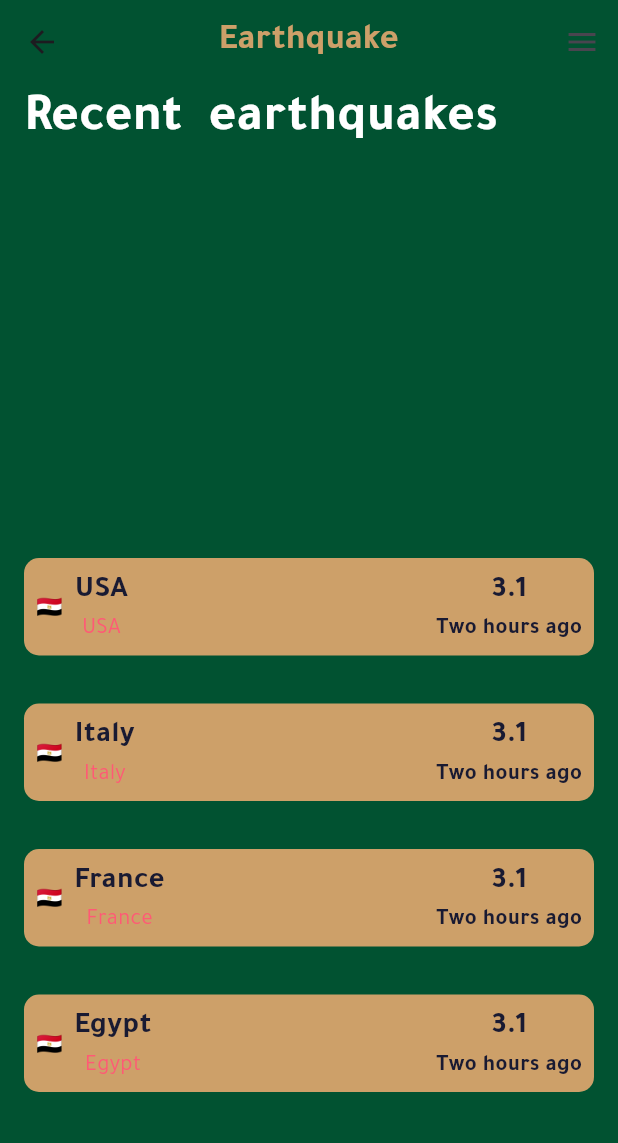
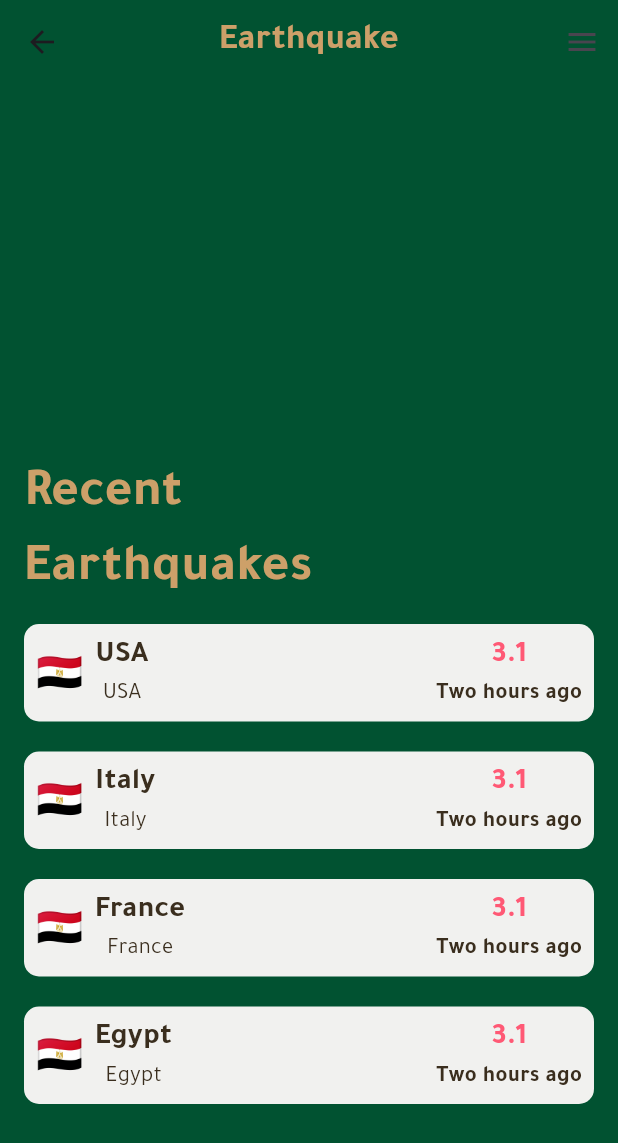
Before and after one commit to MohamedElweza/Earthquake_app, a Flutter app: the HomeScreen screen opened directly, on a phone screen of 412 x 824 dp. Shown: the top 1143 px of the screen. Run offline on Flutter 3.47's test engine with Material 3 defaults, Android fonts, the phone set to English and light mode, and no system bars; our stand-ins replace flutter_screenutil, fluttertoast, geolocator, page_transition; missing offline and left inert: open_street_map_search_and_pick.

Commit message:
Last update2

```diff
--- a/lib/data/API/api_request.dart
+++ b/lib/data/api/request/api_request.dart
@@ -1,6 +1,6 @@
 import 'dart:convert';
-import 'package:earthquake/data/api_models/main_data.dart';
 import 'package:http/http.dart' as http;
+import '../models/main_data.dart';
 
 
 Future<Autogenerated> GetAllEarthquakes() async {
--- a/lib/main.dart
+++ b/lib/main.dart
@@ -1,6 +1,6 @@
 
 import 'package:earthquake/ui/screens/details/details.dart';
-import 'package:earthquake/ui/screens/onboarding/onboarding1.dart';
+import 'package:earthquake/ui/screens/onboarding/onboarding.dart';
 import 'package:earthquake/ui/screens/splash/splash.dart';
 import 'package:earthquake/ui/utils/styles/color_styles.dart';
 import 'package:flutter/material.dart';
--- a/lib/ui/component/custom_onBoarding_screen.dart
+++ b/lib/ui/component/custom_onBoarding_screen.dart
@@ -27,7 +27,6 @@ class CustomOnBoardingScreen extends StatelessWidget {
           SizedBox(width: 95.w,height: 40.h, child: ElevatedButton(onPressed: (){}, style: ElevatedButton.styleFrom(shape: RoundedRectangleBorder(borderRadius: BorderRadius.circular(10.r)), backgroundColor: Colors.red, ), child: Text('Next', style:TextStyle(color: Colors.white, fontFamily: 'Tajawal',fontWeight: FontWeight.bold, fontSize: 20.sp) ),)),
           SizedBox(height: 30.h,),
           Image.asset(image),
-
         ],
       ),
     );
--- /dev/null
+++ b/lib/ui/component/toast.dart
@@ -0,0 +1,35 @@
+import 'package:earthquake/ui/utils/styles/color_styles.dart';
+import 'package:flutter_screenutil/flutter_screenutil.dart';
+import 'package:fluttertoast/fluttertoast.dart';
+
+class CustomToast {
+  static darkToast({
+    required String msg,
+    ToastGravity? gravity = ToastGravity.BOTTOM,
+  }) {
+    Fluttertoast.showToast(
+      msg: msg,
+      toastLength: Toast.LENGTH_SHORT,
+      gravity: gravity,
+      timeInSecForIosWeb: 1,
+      backgroundColor: ColorStyles.green,
+      textColor: ColorStyles.brown,
+      fontSize: 16.0.sp,
+    );
+  }
+
+  static lightToast({
+    required String msg,
+    ToastGravity? gravity = ToastGravity.BOTTOM,
+  }) {
+    Fluttertoast.showToast(
+      msg: msg,
+      toastLength: Toast.LENGTH_SHORT,
+      gravity: gravity,
+      timeInSecForIosWeb: 1,
+      backgroundColor: ColorStyles.green,
+      textColor: ColorStyles.brown,
+      fontSize: 16.0.sp,
+    );
+  }
+}
--- a/lib/ui/screens/home/home_screen.dart
+++ b/lib/ui/screens/home/home_screen.dart
@@ -1,16 +1,58 @@
-// ignore_for_file: dead_code
-
 import 'package:earthquake/ui/screens/details/details.dart';
 import 'package:earthquake/ui/utils/styles/color_styles.dart';
+// import 'package:flutter/foundation.dart';
 import 'package:flutter/material.dart';
 import 'package:flutter_screenutil/flutter_screenutil.dart';
+// import 'package:fluttertoast/fluttertoast.dart';
+// import 'package:geolocator/geolocator.dart';
+// import 'package:open_street_map_search_and_pick/open_street_map_search_and_pick.dart';
 import 'package:page_transition/page_transition.dart';
 
-class HomeScreen extends StatelessWidget {
-  HomeScreen({super.key});
-  List countryName = ['USA', 'Italy', 'France', 'Egypt'];
-  List cityName = ['USA', 'Italy', 'France', 'Egypt'];
-  var scrollController = ScrollController();
+// import '../../component/progress_dialpg.dart';
+// import '../../component/toast.dart';
+
+class HomeScreen extends StatefulWidget {
+  const HomeScreen({ super.key});
+
+  @override
+  State<HomeScreen> createState() => _HomeScreenState();
+}
+
+class _HomeScreenState extends State<HomeScreen> {
+  final List countryName = ['USA', 'Italy', 'France', 'Egypt'];
+
+  final List cityName = ['USA', 'Italy', 'France', 'Egypt'];
+
+  final scrollController = ScrollController();
+
+  // String locationAddress = 'حدد الموقع';
+  //
+  // double latitude = 21.3891;
+  //
+  // double longitude = 39.8579;
+  //
+  // Future getPosition() async {
+  //   bool services = await Geolocator.isLocationServiceEnabled();
+  //   if (services == false) {
+  //     CustomToast.lightToast(
+  //         msg: "يرجى تفعيل خدمة الموقع", gravity: ToastGravity.CENTER);
+  //   }
+  //   LocationPermission permission = await Geolocator.checkPermission();
+  //   if (permission == LocationPermission.denied) {
+  //     permission = await Geolocator.requestPermission();
+  //     if (permission == LocationPermission.always ||
+  //         permission == LocationPermission.whileInUse) {
+  //       await getLatAndLng().then((value) {
+  //         latitude = value.latitude;
+  //         longitude = value.longitude;
+  //       });
+  //     }
+  //   }
+  // }
+  //
+  // Future<Position> getLatAndLng() async {
+  //   return await Geolocator.getCurrentPosition();
+  // }
 
   @override
   Widget build(BuildContext context) {
@@ -26,10 +68,10 @@ class HomeScreen extends StatelessWidget {
               onPressed: () {
                 Navigator.pop(context);
               },
-              icon: Icon(
+              icon: const Icon(
                 Icons.arrow_back,
               )),
-          actions: [IconButton(onPressed: () {}, icon: Icon(Icons.menu))],
+          actions: [IconButton(onPressed: () {}, icon: const Icon(Icons.menu))],
           title: Text(
             'Earthquake',
             style: TextStyle(
@@ -48,18 +90,60 @@ class HomeScreen extends StatelessWidget {
               mainAxisAlignment: MainAxisAlignment.start,
               crossAxisAlignment: CrossAxisAlignment.start,
               children: [
-                Container(
-
-                    child: Text(
-                      'Recent  earthquakes',
-                      style: TextStyle(
-                          fontSize: 35.sp,
-                          fontWeight: FontWeight.bold,
-                          fontFamily: 'Tajawal',
-                          color: ColorStyles.white),
-                    )),
                 SizedBox(
                   height: 250.h,
+                  // child: InkWell(
+                  //   child: Text(
+                  //     locationAddress,
+                  //     style: TextStyle(color: ColorStyles.white),
+                  //   ),
+                  //   onTap: () async {
+                  //     try {
+                  //       {
+                  //         bool services =
+                  //         await Geolocator.isLocationServiceEnabled();
+                  //         if (services == false) {
+                  //           CustomToast.lightToast(
+                  //               msg: "يرجى تفعيل خدمة الموقع",
+                  //               gravity: ToastGravity.CENTER);
+                  //         } else {
+                  //           LocationPermission permission =
+                  //           await Geolocator.checkPermission();
+                  //           if (permission == LocationPermission.denied ||
+                  //               permission ==
+                  //                   LocationPermission.deniedForever) {
+                  //             permission =
+                  //             await Geolocator.requestPermission();
+                  //           }
+                  //           if (permission == LocationPermission.always ||
+                  //               permission == LocationPermission.whileInUse) {
+                  //             if (context.mounted) {
+                  //               ShowProgressIndicator(context);
+                  //             }
+                  //             await getLatAndLng().then((value) {
+                  //               Navigator.pop(context);
+                  //               latitude = value.latitude;
+                  //               longitude = value.longitude;
+                  //               _showModal(context);
+                  //             });
+                  //           }
+                  //         }
+                  //       }
+                  //     } catch(e){
+                  //       if (kDebugMode) {
+                  //         print(e.toString());
+                  //       }
+                  //     }
+                  //   },
+                  // ),
+                ),
+                Text(
+                  'Recent\nEarthquakes',
+                  style: TextStyle(
+                      fontSize: 35.sp,
+                      fontWeight: FontWeight.bold,
+                      fontFamily: 'Tajawal',
+                      color: ColorStyles.brown),
                 ),
                 ListView.builder(
                     controller: scrollController,
@@ -69,7 +153,7 @@ class HomeScreen extends StatelessWidget {
                     itemCount: countryName.length,
                     itemBuilder: (context, index) {
                       return Padding(
-                        padding: EdgeInsets.symmetric(vertical: 16.h),
+                        padding: EdgeInsets.symmetric(vertical: 10.h),
                         child: GestureDetector(
                           onTap: () {
                             Navigator.push(
@@ -78,13 +162,13 @@ class HomeScreen extends StatelessWidget {
                                 childCurrent: HomeScreen(),
                                 type: PageTransitionType.bottomToTop,
                                 alignment: Alignment.topCenter,
-                                child: const Details(),
+                                child: Details(),
                               ),);
                           },
                           child: Container(
                               height: 65.h,
                               decoration: BoxDecoration(
-                                  color: ColorStyles.brown,
+                                  color: ColorStyles.grey,
                                   borderRadius: BorderRadius.circular(10.r)),
                               child: CustomListTile(
                                 countryName: countryName[index],
@@ -112,6 +196,39 @@ class HomeScreen extends StatelessWidget {
 
     return flag;
   }
+  // void _showModal(BuildContext context) {
+  //   showDialog(
+  //       context: context,
+  //       builder: (context) {
+  //         return Dialog(
+  //           child: Container(
+  //             decoration: BoxDecoration(
+  //                 borderRadius: BorderRadius.circular(20.r)
+  //             ),
+  //             height: MediaQuery.of(context).size.height - 120,
+  //             child: OpenStreetMapSearchAndPick(
+  //               hintText: 'الموقع',
+  //               center: LatLong(latitude, longitude),
+  //               buttonColor: ColorStyles.green,
+  //               locationPinIconColor: ColorStyles.green,
+  //               buttonText: 'تـأكيد الموقع',
+  //               locationPinTextStyle:
+  //               const TextStyle(color: ColorStyles.brown),
+  //               locationPinText: 'الموقع',
+  //               onPicked: (pickedData) {
+  //                 Navigator.pop(context);
+  //                 setState(() {
+  //                   List data = pickedData.address.values.toList();
+  //                   locationAddress = data.toString();
+  //                   latitude = pickedData.latLong.latitude;
+  //                   longitude = pickedData.latLong.longitude;
+  //                 });
+  //               },
+  //             ),
+  //           ),
+  //         );
+  //       });
+  // }
 }
 
 class CustomListTile extends StatelessWidget {
@@ -133,25 +250,23 @@ class CustomListTile extends StatelessWidget {
   @override
   Widget build(BuildContext context) {
     return Padding(
-      padding: EdgeInsets.symmetric(horizontal: 8.0.w, vertical: 8.0.h),
+      padding: EdgeInsets.symmetric(horizontal: 8.0.w, vertical: 5.0.h),
       child: Row(
-        mainAxisAlignment: MainAxisAlignment.start,
-        crossAxisAlignment: CrossAxisAlignment.center,
+
         children: [
-          Text(flag),
+          Text(flag, style: const TextStyle(fontSize: 25),),
           SizedBox(
             width: 8.w,
           ),
           Column(
             mainAxisSize: MainAxisSize.min,
-            crossAxisAlignment: CrossAxisAlignment.center,
             children: [
               Text(
                 countryName,
                 style: TextStyle(
                     fontFamily: 'Tajawal',
                     fontSize: 20.sp,
-                    color: ColorStyles.background,
+                    color: ColorStyles.darkBrown,
                     fontWeight: FontWeight.bold),
               ),
               Text(
@@ -159,11 +274,11 @@ class CustomListTile extends StatelessWidget {
                 style: TextStyle(
                     fontFamily: 'Tajawal',
                     fontSize: 15.sp,
-                    color: ColorStyles.red),
+                    color: ColorStyles.darkBrown),
               ),
             ],
           ),
-          Spacer(),
+          const Spacer(),
           Column(
             mainAxisSize: MainAxisSize.min,
             crossAxisAlignment: CrossAxisAlignment.center,
@@ -173,7 +288,7 @@ class CustomListTile extends StatelessWidget {
                 style: TextStyle(
                     fontFamily: 'Tajawal',
                     fontSize: 20.sp,
-                    color: ColorStyles.background,
+                    color: ColorStyles.red,
                     fontWeight: FontWeight.bold),
               ),
               Text(
@@ -182,12 +297,13 @@ class CustomListTile extends StatelessWidget {
                     fontFamily: 'Tajawal',
                     fontSize: 15.sp,
                     fontWeight: FontWeight.w600,
-                    color: ColorStyles.background),
+                    color: ColorStyles.darkBrown),
               ),
             ],
           ),
         ],
       ),
     );
+
   }
 }
--- a/lib/ui/screens/splash/splash.dart
+++ b/lib/ui/screens/splash/splash.dart
@@ -1,7 +1,5 @@
 import 'dart:async';
-
-import 'package:earthquake/ui/screens/details/details.dart';
-import 'package:earthquake/ui/screens/home/home_screen.dart';
+import 'package:earthquake/ui/screens/onboarding/onboarding.dart';
 import 'package:earthquake/ui/utils/styles/color_styles.dart';
 import 'package:flutter/material.dart';
 
@@ -33,7 +31,7 @@ class _SplashScreenState extends State<SplashScreen> with SingleTickerProviderSt
     // Navigate to the next screen after the animation completes
     Timer(const Duration(seconds: 4), () {
       Navigator.of(context).pushReplacement(
-        MaterialPageRoute(builder: (context) => HomeScreen()),
+        MaterialPageRoute(builder: (context) => const OnBoarding()),
       );
     });
   }
--- a/pubspec.yaml
+++ b/pubspec.yaml
@@ -39,6 +39,9 @@ dependencies:
   page_transition: ^2.1.0
   http:
   path:
+  geolocator: ^10.1.0
+  open_street_map_search_and_pick: ^0.1.0
+  fluttertoast: ^8.2.2
 
 dev_dependencies:
   flutter_test:
```
Also changed, not shown: lib/ui/component/progress_dialpg.dart (added, +32 -0 lines), lib/ui/screens/details/details.dart (+31 -11 lines), lib/ui/screens/onboarding/onboarding.dart (renamed from lib/ui/screens/onboarding/onboarding1.dart, +36 -30 lines), lib/data/api/models/data.dart (renamed from lib/data/api_models/data.dart), lib/data/api/models/location_details.dart (renamed from lib/data/api_models/location_details.dart), lib/data/api/models/main_data.dart (renamed from lib/data/api_models/main_data.dart), pubspec.lock, 4 other files.
